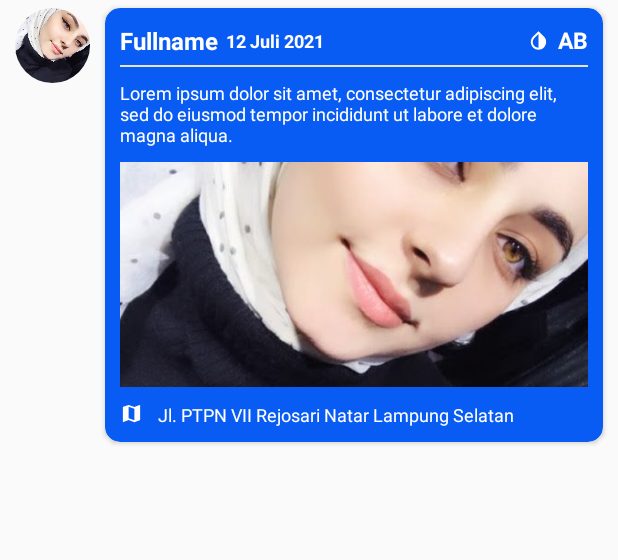
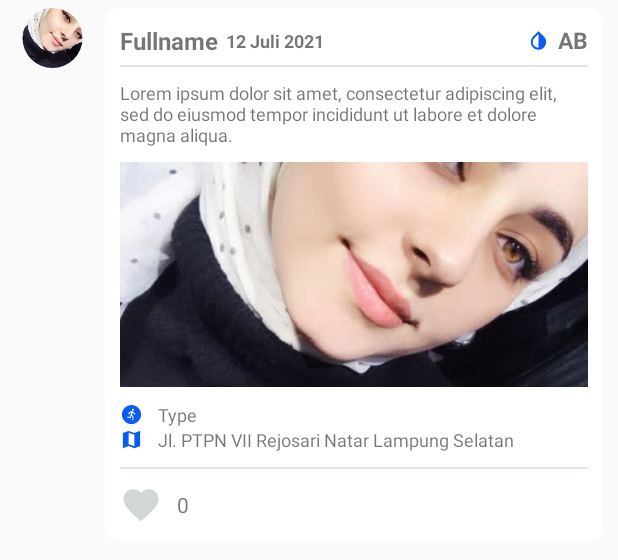
Before and after one commit to blackcoffelate/hemocares_app, an Android app: the layout card_user_report_all.xml on its own in the app's theme, with its tools: preview values and no code run, on a phone screen of 412 x 824 dp. Shown: the top 560 px of the screen. Run offline under Robolectric (Android 15) with nearby library versions, the phone set to English and light mode, and no system bars; network calls fail.

Commit message:
update report data

```diff
--- a/app/src/main/java/com/example/hemocares/service/BaseURL.java
+++ b/app/src/main/java/com/example/hemocares/service/BaseURL.java
@@ -1,7 +1,8 @@
 package com.example.hemocares.service;
 
 public class BaseURL {
-    public static String baseUrl = "http://192.168.43.18:5060/";
+//    public static String baseUrl = "http://192.168.43.18:5060/";
+    public static String baseUrl = "http://192.168.4.235:5060/";
 //    public static String baseUrl = "http://studio81.co.id:5060/";
 
     public static String login = baseUrl + "user/login";
--- /dev/null
+++ b/app/src/main/res/drawable/ic_baseline_favorite_24.xml
@@ -0,0 +1,10 @@
+<vector xmlns:android="http://schemas.android.com/apk/res/android"
+    android:width="24dp"
+    android:height="24dp"
+    android:viewportWidth="24"
+    android:viewportHeight="24"
+    android:tint="?attr/colorControlNormal">
+  <path
+      android:fillColor="@android:color/white"
+      android:pathData="M12,21.35l-1.45,-1.32C5.4,15.36 2,12.28 2,8.5 2,5.42 4.42,3 7.5,3c1.74,0 3.41,0.81 4.5,2.09C13.09,3.81 14.76,3 16.5,3 19.58,3 22,5.42 22,8.5c0,3.78 -3.4,6.86 -8.55,11.54L12,21.35z"/>
+</vector>
--- a/app/src/main/res/layout/card_user_report_all.xml
+++ b/app/src/main/res/layout/card_user_report_all.xml
@@ -22,7 +22,7 @@
             <de.hdodenhof.circleimageview.CircleImageView
                 android:id="@+id/photoProfileUserReport"
                 android:layout_width="wrap_content"
-                android:layout_height="50dp"
+                android:layout_height="40dp"
                 android:scaleType="centerCrop"
                 android:src="@drawable/sample_image" />
 
@@ -37,7 +37,6 @@
         android:layout_marginEnd="10dp"
         android:layout_marginBottom="10dp"
         android:elevation="2dp"
-        app:cardBackgroundColor="@color/blue"
         app:cardCornerRadius="10dp">
 
         <LinearLayout
@@ -67,7 +66,6 @@
                         android:layout_height="wrap_content"
                         android:layout_weight="0"
                         android:text="Fullname"
-                        android:textColor="@color/white"
                         android:textSize="16sp"
                         android:textStyle="bold" />
 
@@ -78,7 +76,6 @@
                         android:layout_marginStart="5dp"
                         android:layout_weight="3"
                         android:text="12 Juli 2021"
-                        android:textColor="@color/white"
                         android:textSize="12sp"
                         android:textStyle="bold" />
 
@@ -87,7 +84,7 @@
                         android:layout_height="15dp"
                         android:layout_weight="0"
                         android:src="@drawable/ic_baseline_invert_colors_24"
-                        app:tint="@color/white" />
+                        app:tint="@color/blue" />
 
                     <TextView
                         android:id="@+id/bloodTypeUserReport"
@@ -95,7 +92,6 @@
                         android:layout_height="wrap_content"
                         android:layout_marginStart="5dp"
                         android:text="AB"
-                        android:textColor="@color/white"
                         android:textSize="15sp"
                         android:textStyle="bold" />
 
@@ -125,7 +121,6 @@
                             android:layout_width="wrap_content"
                             android:layout_height="wrap_content"
                             android:text="@string/lorem_desc"
-                            android:textColor="@color/white"
                             android:textSize="12sp" />
 
                     </LinearLayout>
@@ -141,7 +136,7 @@
 
                     <ImageView
                         android:id="@+id/photoContentReport"
-                        android:layout_width="wrap_content"
+                        android:layout_width="match_parent"
                         android:layout_height="150dp"
                         android:scaleType="centerCrop"
                         android:src="@drawable/sample_image"
@@ -154,14 +149,36 @@
                     android:layout_width="match_parent"
                     android:layout_height="wrap_content"
                     android:layout_marginTop="10dp"
-                    android:orientation="horizontal"
-                    android:paddingBottom="10dp">
+                    android:gravity="center_vertical"
+                    android:orientation="horizontal">
+
+                    <ImageView
+                        android:layout_width="15dp"
+                        android:layout_height="15dp"
+                        android:src="@drawable/ic_baseline_run_circle_24"
+                        app:tint="@color/blue" />
+
+                    <TextView
+                        android:id="@+id/typeUserReport"
+                        android:layout_width="wrap_content"
+                        android:layout_height="wrap_content"
+                        android:layout_marginStart="10dp"
+                        android:text="Type"
+                        android:textSize="12sp" />
+
+                </LinearLayout>
+
+                <LinearLayout
+                    android:layout_width="match_parent"
+                    android:layout_height="wrap_content"
+                    android:gravity="center_vertical"
+                    android:orientation="horizontal">
 
                     <ImageView
                         android:layout_width="15dp"
                         android:layout_height="15dp"
                         android:src="@drawable/ic_baseline_map_24"
-                        app:tint="@color/white" />
+                        app:tint="@color/blue" />
 
                     <TextView
                         android:id="@+id/addressUserReport"
@@ -169,8 +186,37 @@
                         android:layout_height="wrap_content"
                         android:layout_marginStart="10dp"
                         android:text="Jl. PTPN VII Rejosari Natar Lampung Selatan"
-                        android:textColor="@color/white"
                         android:textSize="12sp" />
+
+                </LinearLayout>
+
+                <View
+                    android:layout_width="match_parent"
+                    android:layout_height="1dp"
+                    android:layout_marginTop="10dp"
+                    android:layout_marginBottom="10dp"
+                    android:background="#EAE1E1" />
+
+                <LinearLayout
+                    android:layout_width="match_parent"
+                    android:layout_height="wrap_content"
+                    android:gravity="center_vertical"
+                    android:orientation="horizontal"
+                    android:paddingBottom="10dp">
+
+                    <ImageView
+                        android:id="@+id/likeReport"
+                        android:layout_width="28dp"
+                        android:layout_height="28dp"
+                        android:src="@drawable/ic_baseline_favorite_24"
+                        app:tint="@color/greytransparent" />
+
+                    <TextView
+                        android:layout_width="wrap_content"
+                        android:layout_height="wrap_content"
+                        android:layout_marginStart="10dp"
+                        android:text="0"
+                        android:textSize="14sp" />
 
                 </LinearLayout>
 
--- a/app/src/main/res/layout/fragment_dashboard.xml
+++ b/app/src/main/res/layout/fragment_dashboard.xml
@@ -14,7 +14,10 @@
         android:layout_margin="10dp"
         android:elevation="2dp"
         app:cardCornerRadius="10dp"
-        app:contentPadding="10dp">
+        app:contentPaddingBottom="5dp"
+        app:contentPaddingLeft="10dp"
+        app:contentPaddingRight="10dp"
+        app:contentPaddingTop="5dp">
 
         <LinearLayout
             android:layout_width="match_parent"
```
Also changed, not shown: app/src/main/java/com/example/hemocares/view/dailyreport/DailyReport.java (+17 -1 lines), app/src/main/java/com/example/hemocares/view/dailyreport/adapter/AdapterUserReportAll.java (+8 -6 lines), app/src/main/res/layout/activity_daily_report_add.xml (+12 -5 lines), app/src/main/res/layout/activity_edit_profile.xml (+5 -2 lines), app/src/main/res/layout/fragment_daily_report.xml (+7 -16 lines).
